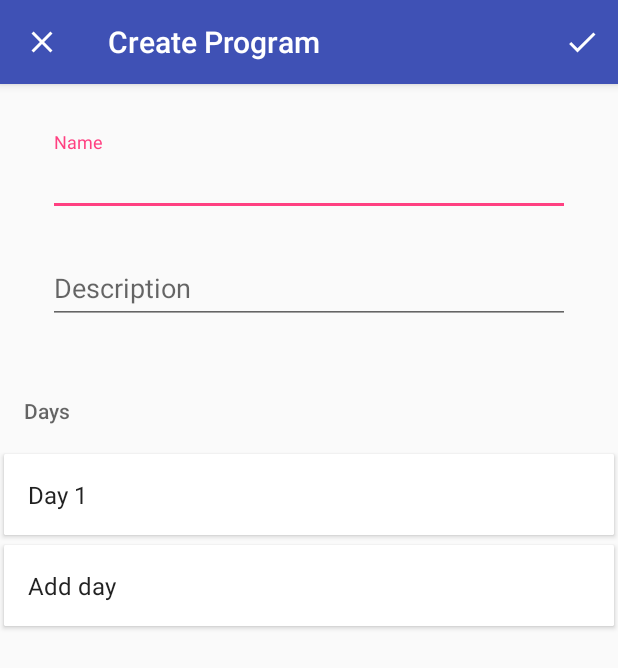
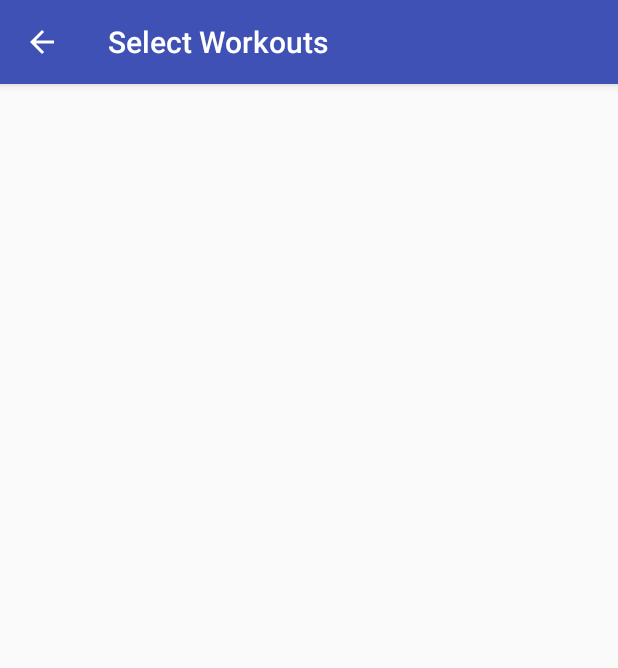
Before and after one commit to Autilite/plan-g-fitness-android, an Android app: the EditProgramFragment screen opened directly, with no data from a screen before it, after a tap on "Day 1", on a phone screen of 412 x 824 dp. Shown: the top 668 px of the screen. Run offline under Robolectric (Android 15) with nearby library versions, the phone set to English and light mode, and no system bars; 2 other taps on this screen came first.

Commit message:
Start activity to choose program day workout

```diff
--- /dev/null
+++ b/app/src/main/java/com/autilite/weightlifttracker/activity/ChooseWorkouts.java
@@ -0,0 +1,24 @@
+package com.autilite.weightlifttracker.activity;
+
+import android.support.v7.app.AppCompatActivity;
+import android.os.Bundle;
+import android.support.v7.widget.Toolbar;
+
+import com.autilite.weightlifttracker.R;
+
+public class ChooseWorkouts extends AppCompatActivity {
+
+    public static final String EXTRA_PROGRAM_ID = "EXTRA_PROGRAM_ID";
+    public static final String EXTRA_DAY = "EXTRA_PROGRAM_DAY";
+
+    @Override
+    protected void onCreate(Bundle savedInstanceState) {
+        super.onCreate(savedInstanceState);
+        setContentView(R.layout.activity_choose_workout);
+
+        Toolbar toolbar = (Toolbar) findViewById(R.id.toolbar);
+        setSupportActionBar(toolbar);
+
+        getSupportActionBar().setDisplayHomeAsUpEnabled(true);
+    }
+}
--- a/app/src/main/java/com/autilite/weightlifttracker/fragment/EditProgramFragment.java
+++ b/app/src/main/java/com/autilite/weightlifttracker/fragment/EditProgramFragment.java
@@ -1,6 +1,8 @@
 package com.autilite.weightlifttracker.fragment;
 
 
+import android.app.Activity;
+import android.content.Intent;
 import android.os.Bundle;
 import android.support.v4.app.Fragment;
 import android.support.v7.widget.LinearLayoutManager;
@@ -12,6 +14,7 @@ import android.widget.EditText;
 import android.widget.TextView;
 
 import com.autilite.weightlifttracker.R;
+import com.autilite.weightlifttracker.activity.ChooseWorkouts;
 import com.autilite.weightlifttracker.program.BaseModel;
 import com.autilite.weightlifttracker.program.Program;
 import com.autilite.weightlifttracker.program.Workout;
@@ -23,6 +26,8 @@ import java.util.List;
  * A simple {@link Fragment} subclass.
  */
 public class EditProgramFragment extends AbstractFormFragment {
+
+    private static final int CHOOSE_WORKOUT = 1;
 
     private RecyclerView mRecyclerView;
     private AddWorkoutAdapter mAdapter;
@@ -47,6 +52,17 @@ public class EditProgramFragment extends AbstractFormFragment {
     }
 
     @Override
+    public void onCreate(Bundle savedInstanceState) {
+        super.onCreate(savedInstanceState);
+        if (model != null) {
+            // TODO get the list of workouts for each program day
+            listOfWorkouts = new ArrayList<>();
+        } else {
+            listOfWorkouts = new ArrayList<>();
+        }
+    }
+
+    @Override
     public View onCreateView(LayoutInflater inflater, ViewGroup container,
                              Bundle savedInstanceState) {
         // Inflate the layout for this fragment
@@ -59,7 +75,6 @@ public class EditProgramFragment extends AbstractFormFragment {
         LinearLayoutManager linearLayoutManager = new LinearLayoutManager(getContext());
         mRecyclerView.setLayoutManager(linearLayoutManager);
 
-        listOfWorkouts = new ArrayList<>();
         mAdapter = new AddWorkoutAdapter(listOfWorkouts);
         mRecyclerView.setAdapter(mAdapter);
 
@@ -74,6 +89,16 @@ public class EditProgramFragment extends AbstractFormFragment {
     @Override
     protected BaseModel editEntry() {
         return null;
+    }
+
+    @Override
+    public void onActivityResult(int requestCode, int resultCode, Intent data) {
+        super.onActivityResult(requestCode, resultCode, data);
+        if (requestCode == CHOOSE_WORKOUT) {
+            if (resultCode == Activity.RESULT_OK) {
+                // TODO
+            }
+        }
     }
 
     public class AddWorkoutAdapter extends RecyclerView.Adapter<RecyclerView.ViewHolder> {
@@ -109,10 +134,9 @@ public class EditProgramFragment extends AbstractFormFragment {
                 text.setText(getString(R.string.days));
             } else if (holder.getItemViewType() == CONTENT_VIEW) {
                 DayViewHolder dvh = (DayViewHolder) holder;
-                TextView text = dvh.dayText;
-                String format = String.format(getString(R.string.day_placeholder), String.valueOf(getDay(position)));
-                text.setText(format);
-                dvh.bindWorkoutList(getContentWorkouts(position));
+
+                int day = getDay(position);
+                dvh.setDay(day);
             } else if (holder.getItemViewType() == FOOTER_VIEW) {
                 TextView text = ((DayViewHolder) holder).dayText;
                 text.setText(R.string.add_day);
@@ -178,29 +202,37 @@ public class EditProgramFragment extends AbstractFormFragment {
         public class DayViewHolder extends RecyclerView.ViewHolder {
 
             private TextView dayText;
-            private List<Workout> workouts;
+
+            private int day;
 
             public DayViewHolder(View itemView) {
                 super(itemView);
                 dayText = (TextView) itemView.findViewById(R.id.text1);
 
                 itemView.setOnClickListener(new View.OnClickListener() {
+
                     @Override
                     public void onClick(View view) {
                         if (getItemViewType() == FOOTER_VIEW) {
-                            // Add new day row
                             listOfWorkouts.add(new ArrayList<Workout>());
                             notifyDayInserted(listOfWorkouts.size() - 1);
                         } else {
-                            // TODO Start dialog to edit the day
+                            Intent intent = new Intent(getActivity(), ChooseWorkouts.class);
+                            intent.putExtra(ChooseWorkouts.EXTRA_PROGRAM_ID, id);
+                            intent.putExtra(ChooseWorkouts.EXTRA_DAY, day);
+                            startActivityForResult(intent, CHOOSE_WORKOUT);
                         }
                     }
                 });
             }
 
-            private void bindWorkoutList(List<Workout> workouts) {
-                this.workouts = workouts;
+            private void setDay(int day) {
+                this.day = day;
+
+                String format = String.format(getString(R.string.day_placeholder), String.valueOf(day));
+                dayText.setText(format);
             }
+
         }
     }
 }
--- /dev/null
+++ b/app/src/main/res/layout/activity_choose_workout.xml
@@ -0,0 +1,14 @@
+<?xml version="1.0" encoding="utf-8"?>
+<LinearLayout xmlns:android="http://schemas.android.com/apk/res/android"
+    xmlns:app="http://schemas.android.com/apk/res-auto"
+    xmlns:tools="http://schemas.android.com/tools"
+    android:layout_width="match_parent"
+    android:layout_height="match_parent"
+    tools:context="com.autilite.weightlifttracker.activity.ChooseWorkouts">
+
+    <include
+        layout="@layout/app_bar_main"
+        android:layout_width="match_parent"
+        android:layout_height="match_parent" />
+
+</LinearLayout>
--- a/app/src/main/res/values/strings.xml
+++ b/app/src/main/res/values/strings.xml
@@ -30,6 +30,7 @@
     <string name="program_name">Program Name</string>
     <string name="programs">Programs</string>
     <string name="choose_workout">Select a workout</string>
+    <string name="choose_workouts">Select Workouts</string>
     <string name="day">Day</string>
     <string name="days">Days</string>
     <string name="day_placeholder">Day %s</string>
```
Also changed, not shown: app/src/main/AndroidManifest.xml (+24 -17 lines).
